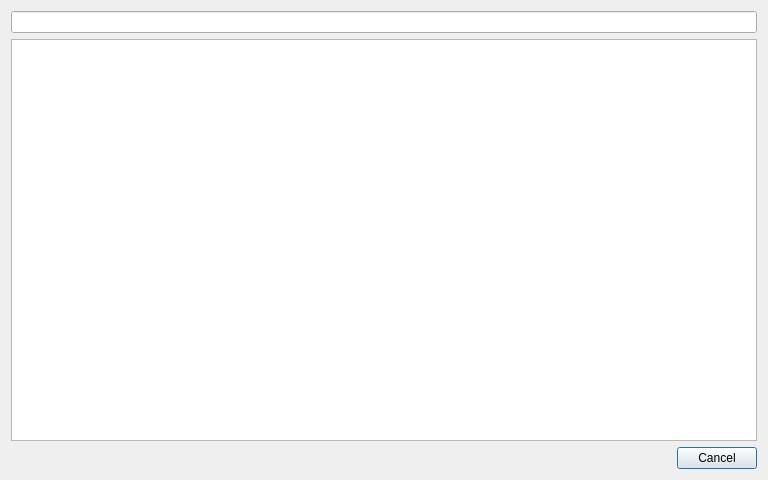
The window that src/plugins/qmldesigner/assetexporterplugin/assetexportdialog.ui (qt-creator/qt-creator) describes before a commit, drawn with Qt 5.
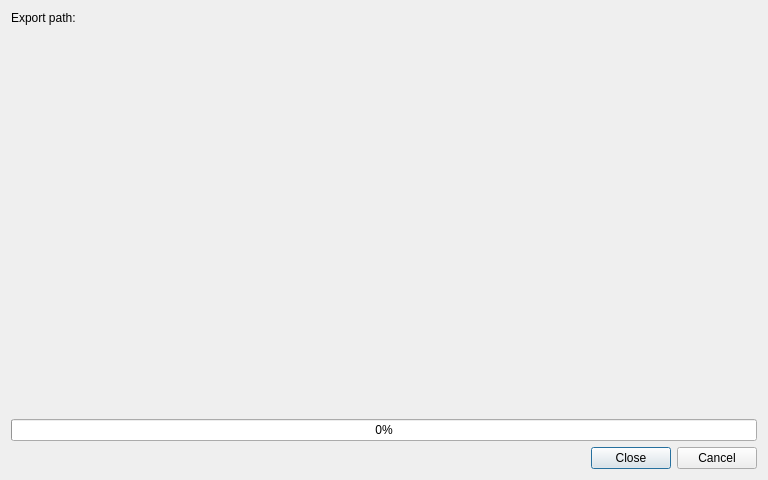
The same window after the commit. Custom widgets are drawn as their Qt base class.

Commit message:
AssetExporter: Let user select files to export
Refine asset exporter dialog. Add progress bar, export notification,
path chooser and other small UI changes

Task-number: QDS-1560

Patch:
```diff
--- a/src/plugins/qmldesigner/assetexporterplugin/assetexportdialog.ui
+++ b/src/plugins/qmldesigner/assetexporterplugin/assetexportdialog.ui
@@ -14,21 +14,52 @@
    <string>Export QML</string>
   </property>
   <layout class="QGridLayout" name="gridLayout">
-   <item row="1" column="0">
-    <widget class="QListView" name="filesView"/>
+   <item row="0" column="1">
+    <widget class="Utils::PathChooser" name="exportPathEdit" native="true"/>
    </item>
    <item row="0" column="0">
-    <widget class="QLineEdit" name="exportPathEdit"/>
+    <widget class="QLabel" name="label">
+     <property name="sizePolicy">
+      <sizepolicy hsizetype="Maximum" vsizetype="Preferred">
+       <horstretch>0</horstretch>
+       <verstretch>0</verstretch>
+      </sizepolicy>
+     </property>
+     <property name="text">
+      <string>Export path:</string>
+     </property>
+    </widget>
    </item>
-   <item row="2" column="0">
+   <item row="1" column="0" colspan="2">
+    <widget class="QStackedWidget" name="stackedWidget"/>
+   </item>
+   <item row="2" column="0" colspan="2">
+    <widget class="QProgressBar" name="exportProgress">
+     <property name="maximum">
+      <number>1000</number>
+     </property>
+     <property name="value">
+      <number>0</number>
+     </property>
+    </widget>
+   </item>
+   <item row="3" column="0" colspan="2">
     <widget class="QDialogButtonBox" name="buttonBox">
      <property name="standardButtons">
-      <set>QDialogButtonBox::Cancel</set>
+      <set>QDialogButtonBox::Cancel|QDialogButtonBox::Close</set>
      </property>
     </widget>
    </item>
   </layout>
  </widget>
+ <customwidgets>
+  <customwidget>
+   <class>Utils::PathChooser</class>
+   <extends>QWidget</extends>
+   <header location="global">utils/pathchooser.h</header>
+   <container>1</container>
+  </customwidget>
+ </customwidgets>
  <resources/>
  <connections/>
 </ui>
```
The commit also changes 9 other files.
